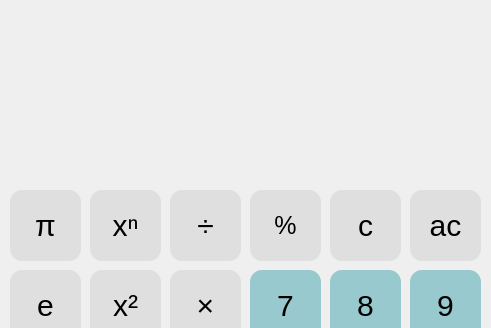
RadekManak/ivs-fitutubies, file src/qt/mainwindow.ui: the form before one commit; both pictures show x 0 to 491 and y 0 to 328 of the 491 by 634 pixel window.
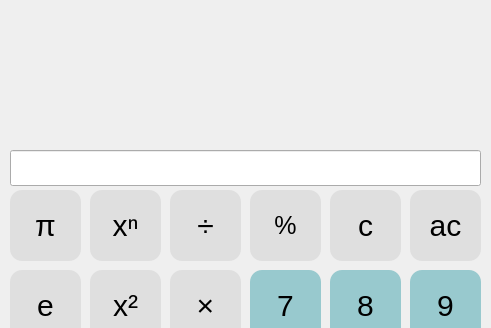
The form after the commit.

Commit message: Split input and output, use LineEdit for input

The edit to the form file:
```diff
--- a/src/qt/mainwindow.ui
+++ b/src/qt/mainwindow.ui
@@ -1073,13 +1073,13 @@
       <x>20</x>
       <y>20</y>
       <width>451</width>
-      <height>141</height>
+      <height>121</height>
      </rect>
     </property>
     <property name="font">
      <font>
       <family>DejaVu Sans</family>
-      <pointsize>32</pointsize>
+      <pointsize>16</pointsize>
      </font>
     </property>
     <property name="text">
@@ -1089,6 +1089,16 @@
      <set>Qt::AlignRight|Qt::AlignTrailing|Qt::AlignVCenter</set>
     </property>
    </widget>
+   <widget class="QLineEdit" name="inputLine">
+    <property name="geometry">
+     <rect>
+      <x>10</x>
+      <y>150</y>
+      <width>471</width>
+      <height>36</height>
+     </rect>
+    </property>
+   </widget>
   </widget>
   <widget class="QMenuBar" name="menubar">
    <property name="geometry">
```
Left out of the diff: 4 changed lines with no effect on the pictures. The commit also changes 1 other file.
